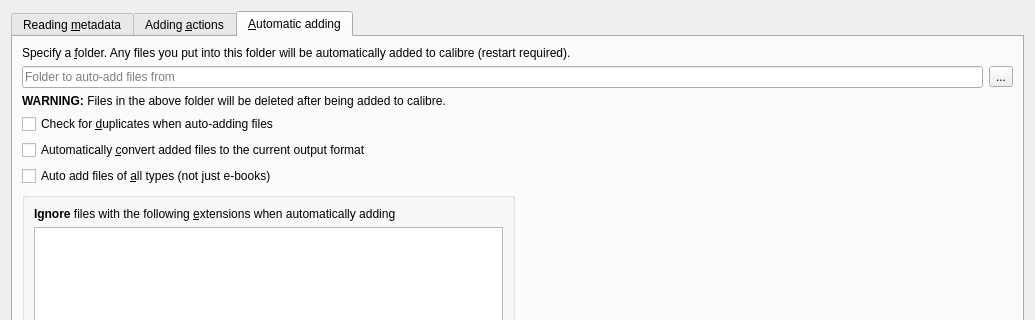
Before: the Qt Designer form src/calibre/gui2/preferences/adding.ui in debian-calibre/calibre, drawn with Qt 5; both pictures show x 0 to 1035 and y 0 to 320 of the 1035 by 547 pixel window.
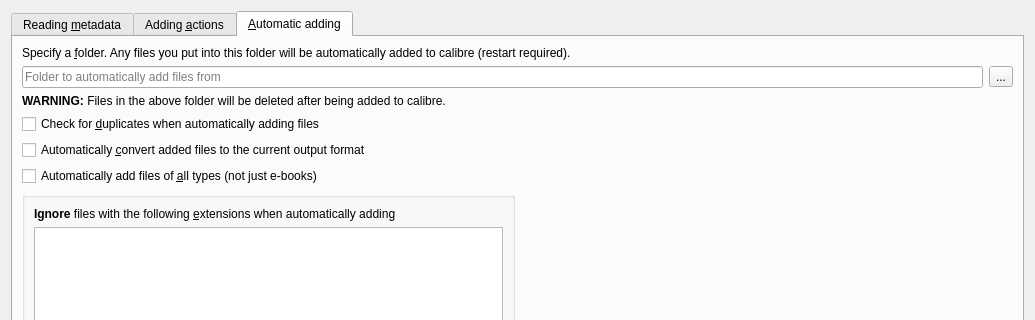
After: the same form once the commit is applied. The open tabs and pages were chosen to show the change. Icons and pictures are not drawn.

Patch:
```diff
--- a/src/calibre/gui2/preferences/adding.ui
+++ b/src/calibre/gui2/preferences/adding.ui
@@ -289,7 +289,7 @@
 that have been explicitly ignored below.</string>
          </property>
          <property name="text">
-          <string>Auto add files of &amp;all types (not just e-books)</string>
+          <string>Automatically add files of &amp;all types (not just e-books)</string>
          </property>
         </widget>
        </item>
@@ -298,7 +298,7 @@
          <item>
           <widget class="QLineEdit" name="opt_auto_add_path">
            <property name="placeholderText">
-            <string>Folder to auto-add files from</string>
+            <string>Folder to automatically add files from</string>
            </property>
           </widget>
          </item>
@@ -396,7 +396,7 @@
  you want to add it anyway.</string>
          </property>
          <property name="text">
-          <string>Check for &amp;duplicates when auto-adding files</string>
+          <string>Check for &amp;duplicates when automatically adding files</string>
          </property>
         </widget>
        </item>
```
Left out of the diff: 12 changed lines with no effect on the pictures.
